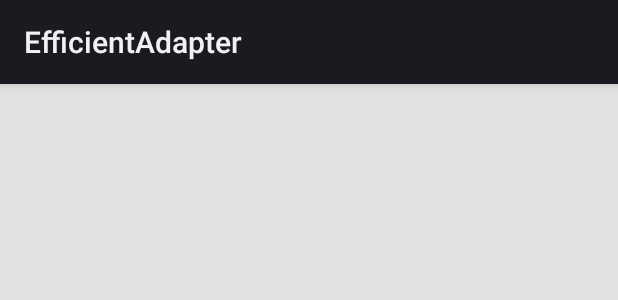
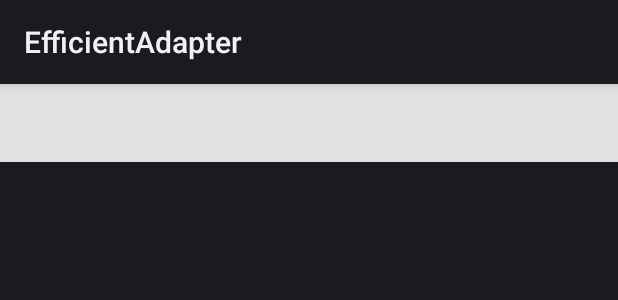
Before and after one commit to StanKocken/EfficientAdapter, an Android app: the layout item_book.xml on its own in the app's theme, with its tools: preview values and no code run, on a phone screen of 412 x 824 dp. Shown: the top 300 px of the screen. Run offline under Robolectric (Android 15) with nearby library versions, the phone set to English and light mode, and no system bars.

Commit message:
[recyclerview] Update the recycler view to 23.3.0

```diff
--- a/example/src/main/res/layout/item_book.xml
+++ b/example/src/main/res/layout/item_book.xml
@@ -2,7 +2,7 @@
 
 <RelativeLayout xmlns:android="http://schemas.android.com/apk/res/android"
                 android:layout_width="match_parent"
-                android:layout_height="match_parent"
+                android:layout_height="wrap_content"
                 android:padding="8dp"
                 android:background="#E1E1E1">
 
--- a/example/src/main/res/layout/item_music.xml
+++ b/example/src/main/res/layout/item_music.xml
@@ -2,7 +2,7 @@
 
 <RelativeLayout xmlns:android="http://schemas.android.com/apk/res/android"
                 android:layout_width="match_parent"
-                android:layout_height="match_parent"
+                android:layout_height="wrap_content"
                 android:padding="8dp"
                 android:background="#CCCCCC">
 
--- a/example/src/main/res/layout/item_plane.xml
+++ b/example/src/main/res/layout/item_plane.xml
@@ -2,7 +2,7 @@
 
 <RelativeLayout xmlns:android="http://schemas.android.com/apk/res/android"
                 android:layout_width="match_parent"
-                android:layout_height="match_parent"
+                android:layout_height="wrap_content"
                 android:background="@android:color/white">
 
     <ImageView
--- a/library/build.gradle
+++ b/library/build.gradle
@@ -39,7 +39,7 @@ android {
 }
 
 dependencies {
-    compile 'com.android.support:recyclerview-v7:23.1.1'
+    compile 'com.android.support:recyclerview-v7:23.3.0'
 
     // JUnit test dependencies
     testCompile('junit:junit:4.12')
```
